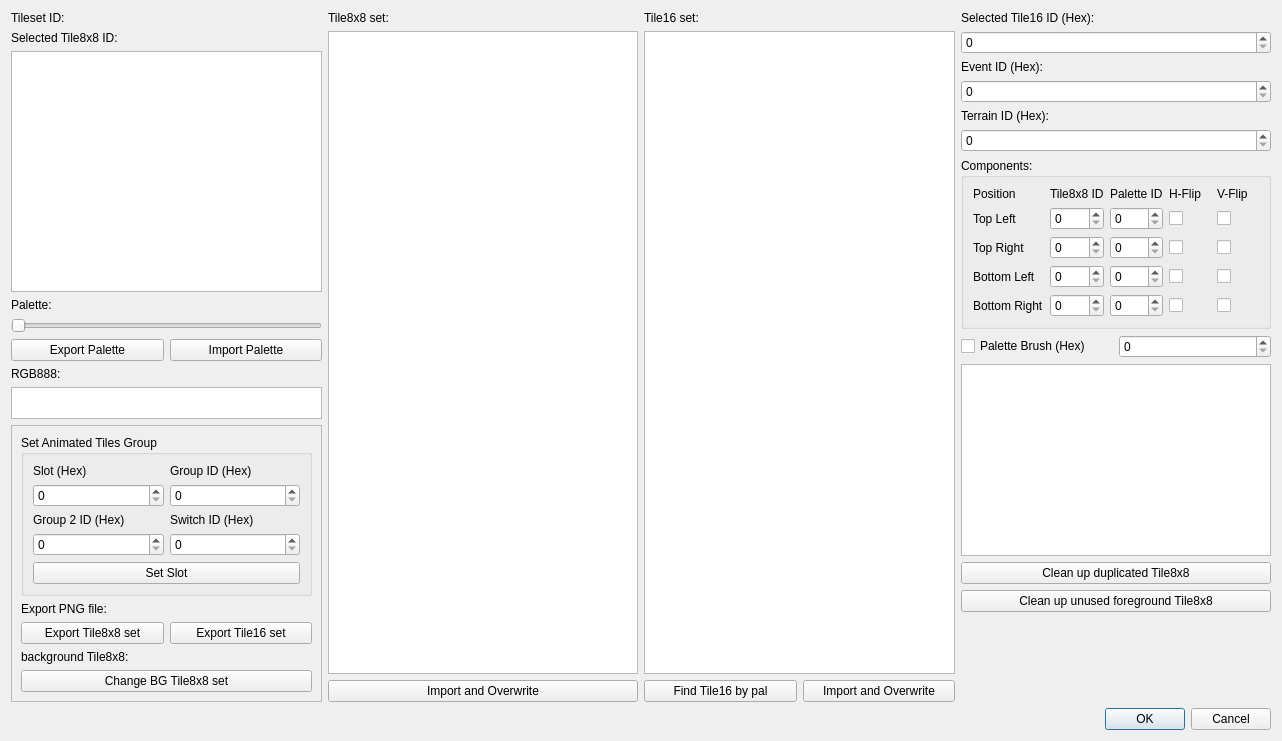
First picture: the form in Dialog/TilesetEditDialog.ui, repository wario-land/WL4Editor, before the edit.
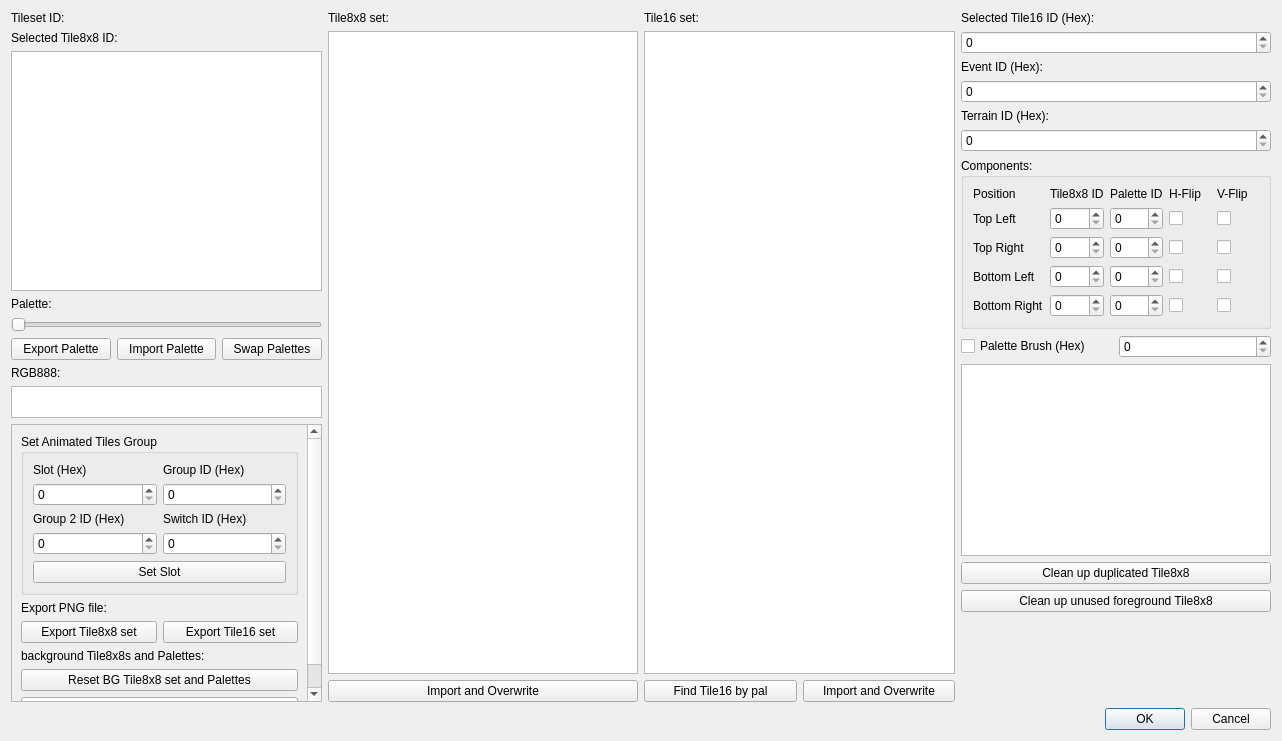
Second picture: the form after the edit. Custom widgets are drawn as their Qt base class.

Patch:
```diff
--- a/Dialog/TilesetEditDialog.ui
+++ b/Dialog/TilesetEditDialog.ui
@@ -104,6 +104,16 @@
            </property>
           </widget>
          </item>
+         <item>
+          <widget class="QPushButton" name="pushButton_SwapPalettes">
+           <property name="toolTip">
+            <string>&lt;html&gt;&lt;head/&gt;&lt;body&gt;&lt;p&gt;Swap 2 palettes of the Tileset.&lt;/p&gt;&lt;p&gt;Tile8x8 set won't change since only color id saved there. But you need to decide whether the palette IDs used by the Tile16 set need to swap as well, to keep the rendered Tile16 images unchanged or not.&lt;/p&gt;&lt;/body&gt;&lt;/html&gt;</string>
+           </property>
+           <property name="text">
+            <string>Swap Palettes</string>
+           </property>
+          </widget>
+         </item>
         </layout>
        </item>
        <item>
@@ -132,9 +142,9 @@
           <property name="geometry">
            <rect>
             <x>0</x>
-            <y>0</y>
+            <y>-54</y>
             <width>293</width>
-            <height>298</height>
+            <height>320</height>
            </rect>
           </property>
           <layout class="QVBoxLayout" name="verticalLayout_8">
@@ -276,14 +286,24 @@
            <item>
             <widget class="QLabel" name="label_backgroundTiles">
              <property name="text">
-              <string>background Tile8x8:</string>
+              <string>background Tile8x8s and Palettes:</string>
              </property>
             </widget>
            </item>
            <item>
             <widget class="QPushButton" name="pushButton_changeBGTile8x8set">
              <property name="text">
-              <string>Change BG Tile8x8 set</string>
+              <string>Reset BG Tile8x8 set and Palettes</string>
+             </property>
+            </widget>
+           </item>
+           <item>
+            <widget class="QPushButton" name="pushButton_UseAdditionalBGPals">
+             <property name="toolTip">
+              <string>&lt;html&gt;&lt;head/&gt;&lt;body&gt;&lt;p&gt;Only overwrite Tileset palettes according to another chosen graphic manager entry, on shared BG Tile8x8 set for both Layer 0 and Layer 2, or other customized features.&lt;/p&gt;&lt;/body&gt;&lt;/html&gt;</string>
+             </property>
+             <property name="text">
+              <string>Use Additional BG palette(s)</string>
              </property>
             </widget>
            </item>
```
Left out of the diff: 14 changed lines with no effect on the pictures.
